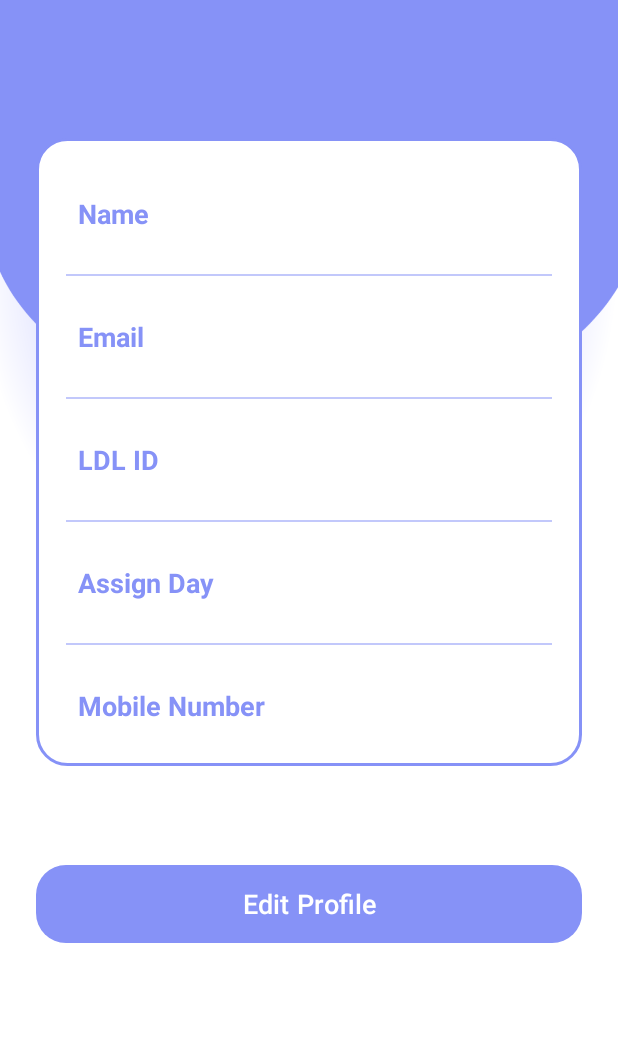
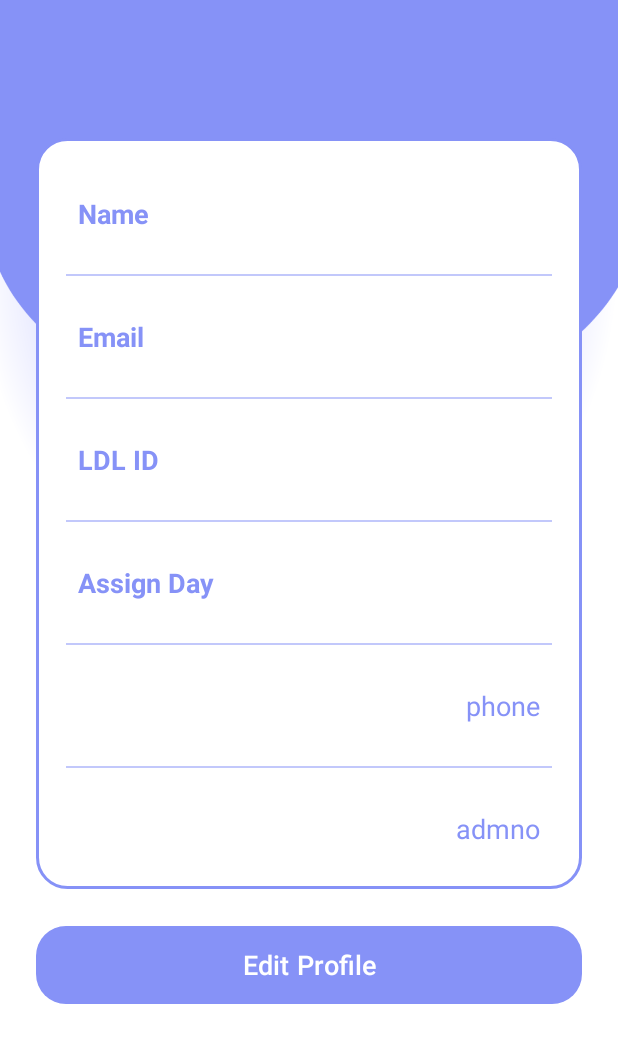
Before and after one commit to AbhiishekTyagii/ldl, an Android app: the ProfileActivity screen opened directly, with no data from a screen before it, on a phone screen of 412 x 824 dp, the part 195-1236 px from its top. Run offline under Robolectric (Android 15) with nearby library versions, the phone set to English and light mode, and no system bars; our stand-ins replace Firebase (no records; nobody signed in at launch, a user with empty details on screens opened directly).

Commit message:
Added Mobile No, Admission No

```diff
--- a/app/src/main/java/com/usualdev/lightdeliteracy/ProfileActivity.java
+++ b/app/src/main/java/com/usualdev/lightdeliteracy/ProfileActivity.java
@@ -19,7 +19,7 @@ import com.google.firebase.database.ValueEventListener;
 
 public class ProfileActivity extends AppCompatActivity {
 
-    TextView profileName, profileEmail, profileUsername, profileday, profilephone;
+    TextView profileName, profileEmail, profileUsername, profileday, profilephone, profileadmissionno;
     TextView titleName, titleUsername;
     Button editProfile;
 
@@ -33,6 +33,7 @@ public class ProfileActivity extends AppCompatActivity {
         profileUsername = findViewById(R.id.profileUsername);
         profileday = findViewById(R.id.profileDay);
         profilephone = findViewById(R.id.profilephone);
+        profileadmissionno = findViewById(R.id.profileadmno);
         titleName = findViewById(R.id.titleName);
         titleUsername = findViewById(R.id.titleUsername);
         editProfile = findViewById(R.id.editButton);
@@ -55,6 +56,7 @@ public class ProfileActivity extends AppCompatActivity {
         String usernameUser = intent.getStringExtra("username");
         String dayUser = intent.getStringExtra("day");
         String phoneUser = intent.getStringExtra("phone");
+        String admnoUser = intent.getStringExtra("admno");
 
         titleName.setText(nameUser);
         titleUsername.setText(usernameUser);
@@ -63,6 +65,7 @@ public class ProfileActivity extends AppCompatActivity {
         profileUsername.setText(usernameUser);
         profileday.setText(dayUser);
         profilephone.setText(phoneUser);
+        profileadmissionno.setText(admnoUser);
     }
 
     public void passUserData(){
@@ -82,7 +85,7 @@ public class ProfileActivity extends AppCompatActivity {
                     String usernameFromDB = snapshot.child(userUsername).child("username").getValue(String.class);
                     String dayFromDB = snapshot.child(userUsername).child("day").getValue(String.class);
                     String phoneFromDB = snapshot.child(userUsername).child("phone").getValue(String.class);
-
+                    String admnoFromDB = snapshot.child(userUsername).child("admno").getValue(String.class);
                     Intent intent = new Intent(ProfileActivity.this, EditProfileActivity.class);
 
                     intent.putExtra("name", nameFromDB);
@@ -90,6 +93,7 @@ public class ProfileActivity extends AppCompatActivity {
                     intent.putExtra("username", usernameFromDB);
                     intent.putExtra("day", dayFromDB);
                     intent.putExtra("phone", phoneFromDB);
+                    intent.putExtra("admno", admnoFromDB);
 
                     startActivity(intent);
 
--- a/app/src/main/java/com/usualdev/lightdeliteracy/SignupActivity.java
+++ b/app/src/main/java/com/usualdev/lightdeliteracy/SignupActivity.java
@@ -18,7 +18,7 @@ import com.google.firebase.database.DatabaseReference;
 import com.google.firebase.database.FirebaseDatabase;
 
 public class SignupActivity extends AppCompatActivity {
-    EditText signupName, signupUsername, signupEmail, signupPassword, signupday, signupphone;
+    EditText signupName, signupUsername, signupEmail, signupPassword, signupday, signupphone, signupadmissionno;
     TextView loginRedirectText;
     Button signupButton;
     FirebaseDatabase database;
@@ -32,6 +32,7 @@ public class SignupActivity extends AppCompatActivity {
         signupUsername = findViewById(R.id.signup_username);
         signupPassword = findViewById(R.id.signup_password);
         signupday = findViewById(R.id.signup_day);
+        signupadmissionno = findViewById(R.id.signup_admissionno);
         signupphone = findViewById(R.id.signup_phone);
         loginRedirectText = findViewById(R.id.loginRedirectText);
         signupButton = findViewById(R.id.signup_button);
@@ -47,7 +48,8 @@ public class SignupActivity extends AppCompatActivity {
                 String password = signupPassword.getText().toString();
                 String day = signupday.getText().toString();
                 String phone = signupphone.getText().toString();
-                Helper helperClass = new Helper(name, email, username, password, day, phone);
+                String admno = signupadmissionno.getText().toString();
+                Helper helperClass = new Helper(name, email, username, password, day, phone, admno);
                     reference.child(username).setValue(helperClass);
                 Toast.makeText(SignupActivity.this, "You have signup successfully!", Toast.LENGTH_SHORT).show();
                 Intent intent = new Intent(SignupActivity.this, LoginActivity.class);
--- a/app/src/main/res/layout/activity_profile.xml
+++ b/app/src/main/res/layout/activity_profile.xml
@@ -215,7 +215,7 @@
             <TextView
                 android:layout_width="wrap_content"
                 android:layout_height="wrap_content"
-                android:id="@+id/phone"
+                android:id="@+id/profilephone"
                 android:layout_weight="1"
                 android:text="Mobile Number"
                 android:textStyle="bold"
@@ -225,7 +225,7 @@
             <TextView
                 android:layout_width="wrap_content"
                 android:layout_height="wrap_content"
-                android:id="@+id/profilephone"
+                android:id="@+id/admno"
                 android:text="phone"
                 android:layout_weight="1"
                 android:textAlignment="viewEnd"
@@ -235,6 +235,41 @@
         </LinearLayout>
 
 
+        <androidx.appcompat.widget.AppCompatImageView
+            android:layout_width="match_parent"
+            android:layout_height="1dp"
+            android:layout_margin="10dp"
+            android:alpha="0.5"
+            android:background="@color/lavender"/>
+
+        <LinearLayout
+            android:layout_width="match_parent"
+            android:layout_height="match_parent"
+            android:layout_margin="10dp"
+            android:padding="8dp"
+            android:orientation="horizontal">
+
+            <TextView
+                android:layout_width="wrap_content"
+                android:layout_height="wrap_content"
+                android:id="@+id/profileadmno"
+                android:layout_weight="1"
+                android:text="Admission Number"
+                android:textStyle="bold"
+                android:textColor="@color/lavender"
+                android:textSize="18sp"/>
+
+            <TextView
+                android:layout_width="wrap_content"
+                android:layout_height="wrap_content"
+                android:id="@+id/ad"
+                android:text="admno"
+                android:layout_weight="1"
+                android:textAlignment="viewEnd"
+                android:textColor="@color/lavender"
+                android:textSize="18sp"/>
+
+        </LinearLayout>
     </LinearLayout>
 
     <Button
```
Also changed, not shown: app/src/main/java/com/usualdev/lightdeliteracy/Helper.java (+14 -6 lines), app/src/main/res/layout/activity_signup.xml (+13 -0 lines).
